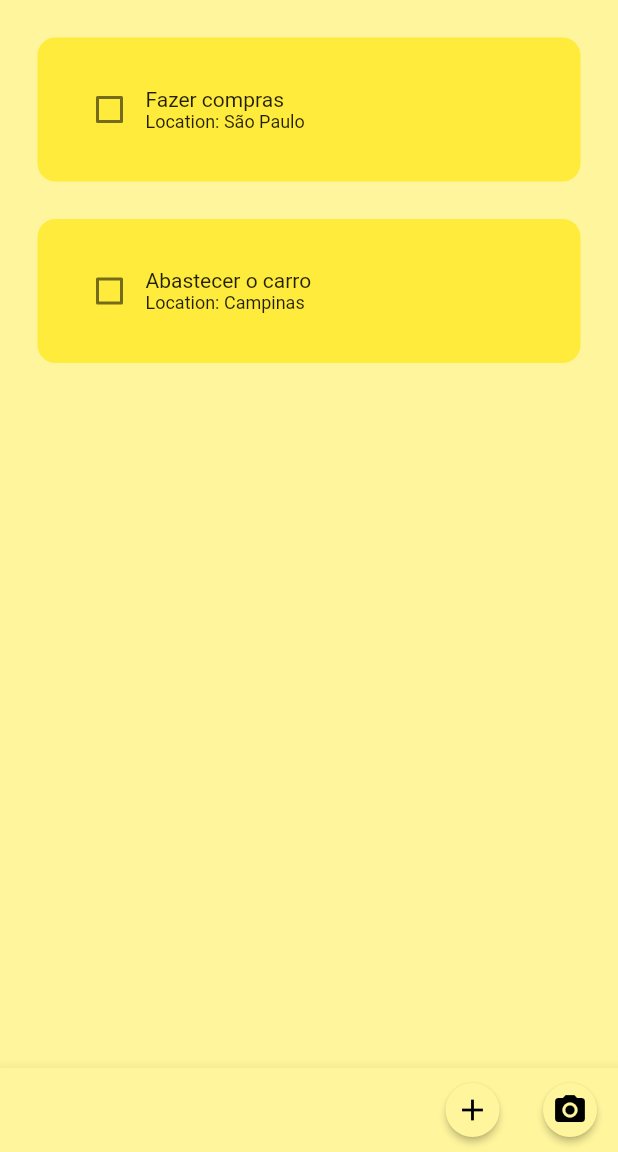
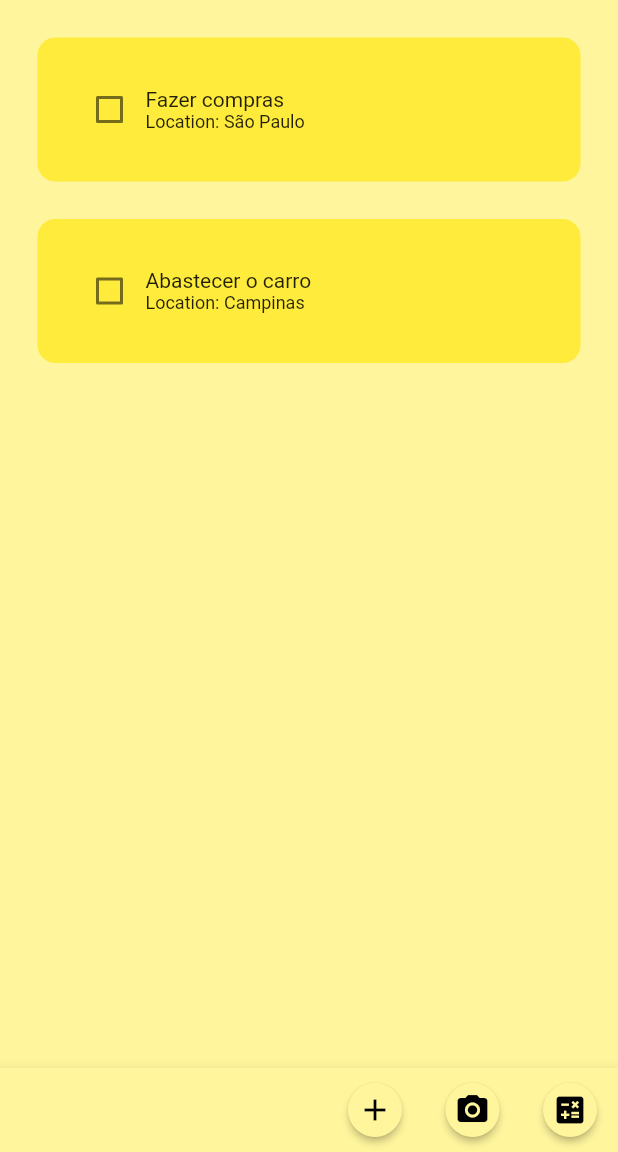
Before and after one commit to RodrigoAugusto31/aula_flutter_modulo01, a Flutter app: the HomePage screen opened by its route, on a phone screen of 412 x 824 dp, the part 84-1236 px from its top. Run offline on Flutter 3.47's test engine with Material 2 defaults, Android fonts, the phone set to English and light mode, and no system bars; drawn by our look-alikes of flutter_slidable; our stand-ins replace firebase_auth, firebase_core, hive, hive_flutter, image_picker, location; missing offline and left inert: calculadora_pk; accounts and stored records are empty.

Commit message:
adding calculator button

```diff
--- a/lib/main.dart
+++ b/lib/main.dart
@@ -7,11 +7,8 @@ import 'package:hive_flutter/adapters.dart';
 import 'package:provider/provider.dart';
 import 'Provider/tasks_provider.dart';
 import 'firebase_options.dart';
-import 'package:calculadora_pk/calculadora_pk.dart';
 
 void main() async {
-  final Calculator calculator = Calculator();
-  print(calculator.addOne(1));
   await Hive.initFlutter();
   await Hive.openBox('mybox');
 
--- a/lib/pages/home_page.dart
+++ b/lib/pages/home_page.dart
@@ -1,5 +1,6 @@
 import 'dart:io';
 
+import 'package:calculadora_pk/calculadora_pk.dart';
 import 'package:path_provider/path_provider.dart';
 import 'package:hive/hive.dart';
 
@@ -103,7 +104,7 @@ class _HomePageState extends State<HomePage> {
           ),
         ],
       ),
-       bottomNavigationBar: BottomAppBar(
+bottomNavigationBar: BottomAppBar(
   child: Container(
     height: kToolbarHeight,
     color: Colors.yellow[200],
@@ -115,7 +116,8 @@ class _HomePageState extends State<HomePage> {
             onPressed: createNewTask,
             child: Icon(Icons.add),
             style: ElevatedButton.styleFrom(
-              foregroundColor: Colors.black, backgroundColor: Colors.yellow[200],
+              foregroundColor: Colors.black,
+              backgroundColor: Colors.yellow[200],
               shape: CircleBorder(),
             ),
           ),
@@ -126,7 +128,23 @@ class _HomePageState extends State<HomePage> {
             onPressed: openCamera,
             child: Icon(Icons.camera_alt),
             style: ElevatedButton.styleFrom(
-              foregroundColor: Colors.black, backgroundColor: Colors.yellow[200],
+              foregroundColor: Colors.black,
+              backgroundColor: Colors.yellow[200],
+              shape: CircleBorder(),
+            ),
+          ),
+        ),
+        SizedBox(width: 1),
+        Container(
+          child: ElevatedButton(
+            onPressed: () {
+              Calculator calculator = Calculator();
+              calculator.addOne(2);// Chama o método para abrir a calculadora
+            },
+            child: Icon(Icons.calculate),
+            style: ElevatedButton.styleFrom(
+              foregroundColor: Colors.black,
+              backgroundColor: Colors.yellow[200],
               shape: CircleBorder(),
             ),
           ),
```
